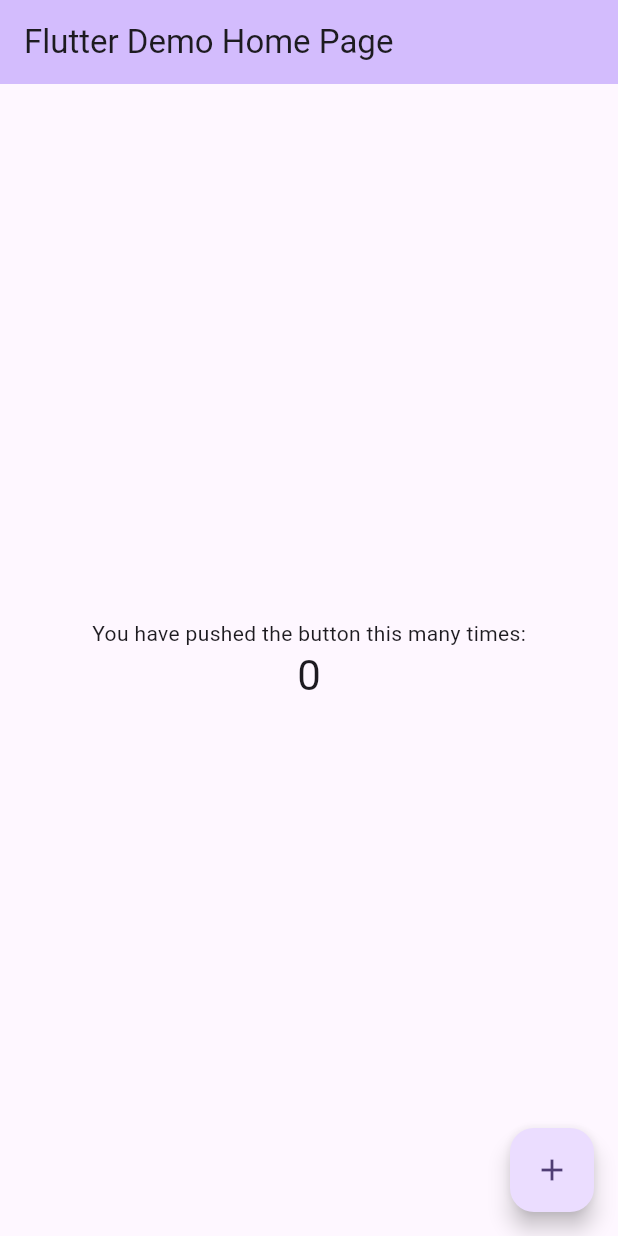
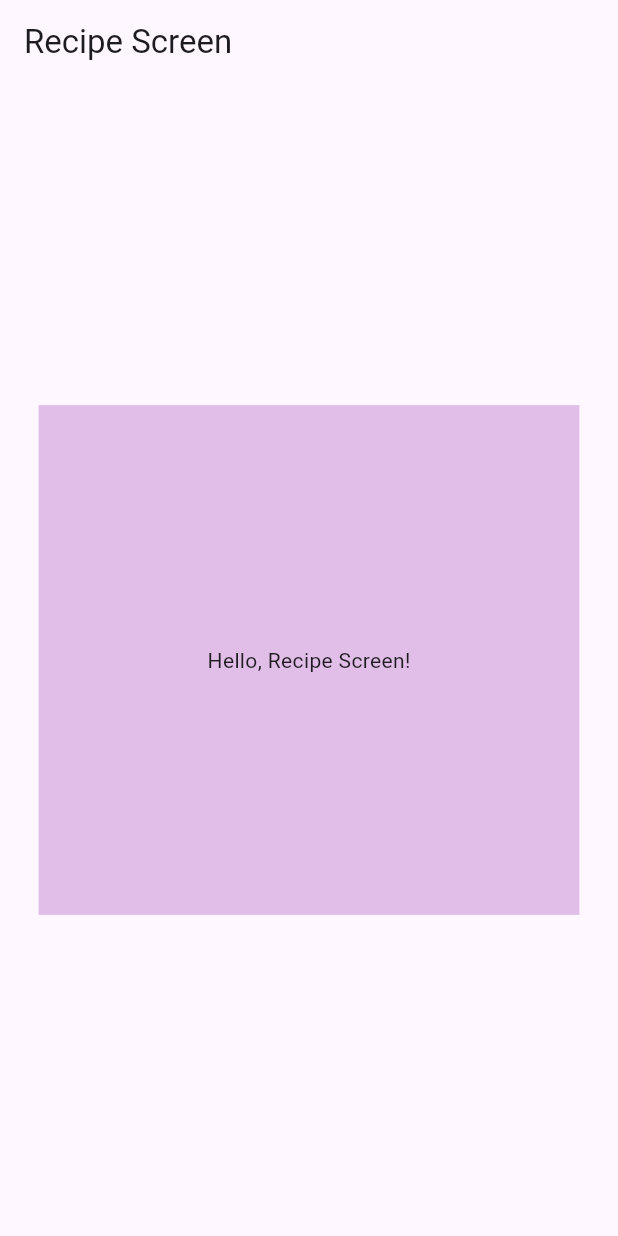
Before and after one commit to MosesTong07/dontwastefood, a Flutter app: the screen it shows after launch, on a phone screen of 412 x 824 dp. Run offline on Flutter 3.47's test engine with Material 3 defaults, Android fonts, the phone set to English and light mode, and no system bars.

Commit message:
Changed the structure so that when you open the app, it goes to recipe screen

```diff
--- a/lib/main.dart
+++ b/lib/main.dart
@@ -1,5 +1,6 @@
 import 'package:flutter/services.dart';
 import 'package:flutter/material.dart';
+import 'pages/recipe.dart';
 
 void main() {
    WidgetsFlutterBinding.ensureInitialized();
@@ -12,7 +13,6 @@
 
 }
 
-
 class MyApp extends StatelessWidget {
   const MyApp({super.key});
 
@@ -20,112 +20,126 @@
   @override
   Widget build(BuildContext context) {
     return MaterialApp(
-      title: 'Flutter Demo',
-      theme: ThemeData(
-        // This is the theme of your application.
-        //
-        // TRY THIS: Try running your application with "flutter run". You'll see
-        // the application has a purple toolbar. Then, without quitting the app,
-        // try changing the seedColor in the colorScheme below to Colors.green
-        // and then invoke "hot reload" (save your changes or press the "hot
-        // reload" button in a Flutter-supported IDE, or press "r" if you used
-        // the command line to start the app).
-        //
-        // Notice that the counter didn't reset back to zero; the application
-        // state is not lost during the reload. To reset the state, use hot
-        // restart instead.
-        //
-        // This works for code too, not just values: Most code changes can be
-        // tested with just a hot reload.
-        colorScheme: ColorScheme.fromSeed(seedColor: Colors.deepPurple),
-      ),
-      home: const MyHomePage(title: 'Flutter Demo Home Page'),
+      home: RecipeScreen() ,
     );
   }
 }
 
-class MyHomePage extends StatefulWidget {
-  const MyHomePage({super.key, required this.title});
 
-  // This widget is the home page of your application. It is stateful, meaning
-  // that it has a State object (defined below) that contains fields that affect
-  // how it looks.
 
-  // This class is the configuration for the state. It holds the values (in this
-  // case the title) provided by the parent (in this case the App widget) and
-  // used by the build method of the State. Fields in a Widget subclass are
-  // always marked "final".
+// class MyApp extends StatelessWidget {
+//   const MyApp({super.key});
 
-  final String title;
+//   // This widget is the root of your application.
+//   @override
+//   Widget build(BuildContext context) {
+//     return MaterialApp(
+//       title: 'Flutter Demo',
+//       theme: ThemeData(
+//         // This is the theme of your application.
+//         //
+//         // TRY THIS: Try running your application with "flutter run". You'll see
+//         // the application has a purple toolbar. Then, without quitting the app,
+//         // try changing the seedColor in the colorScheme below to Colors.green
+//         // and then invoke "hot reload" (save your changes or press the "hot
+//         // reload" button in a Flutter-supported IDE, or press "r" if you used
+//         // the command line to start the app).
+//         //
+//         // Notice that the counter didn't reset back to zero; the application
+//         // state is not lost during the reload. To reset the state, use hot
+//         // restart instead.
+//         //
+//         // This works for code too, not just values: Most code changes can be
+//         // tested with just a hot reload.
+//         colorScheme: ColorScheme.fromSeed(seedColor: Colors.deepPurple),
+//       ),
+//       home: const MyHomePage(title: 'Flutter Demo Home Page'),
+//     );
+//   }
+// }
 
-  @override
-  State<MyHomePage> createState() => _MyHomePageState();
-}
+// class MyHomePage extends StatefulWidget {
+//   const MyHomePage({super.key, required this.title});
 
-class _MyHomePageState extends State<MyHomePage> {
-  int _counter = 0;
+//   // This widget is the home page of your application. It is stateful, meaning
+//   // that it has a State object (defined below) that contains fields that affect
+//   // how it looks.
 
-  void _incrementCounter() {
-    setState(() {
-      // This call to setState tells the Flutter framework that something has
-      // changed in this State, which causes it to rerun the build method below
-      // so that the display can reflect the updated values. If we changed
-      // _counter without calling setState(), then the build method would not be
-      // called again, and so nothing would appear to happen.
-      _counter++;
-    });
-  }
+//   // This class is the configuration for the state. It holds the values (in this
+//   // case the title) provided by the parent (in this case the App widget) and
+//   // used by the build method of the State. Fields in a Widget subclass are
+//   // always marked "final".
 
-  @override
-  Widget build(BuildContext context) {
-    // This method is rerun every time setState is called, for instance as done
-    // by the _incrementCounter method above.
-    //
-    // The Flutter framework has been optimized to make rerunning build methods
-    // fast, so that you can just rebuild anything that needs updating rather
-    // than having to individually change instances of widgets.
-    return Scaffold(
-      appBar: AppBar(
-        // TRY THIS: Try changing the color here to a specific color (to
-        // Colors.amber, perhaps?) and trigger a hot reload to see the AppBar
-        // change color while the other colors stay the same.
-        backgroundColor: Theme.of(context).colorScheme.inversePrimary,
-        // Here we take the value from the MyHomePage object that was created by
-        // the App.build method, and use it to set our appbar title.
-        title: Text(widget.title),
-      ),
-      body: Center(
-        // Center is a layout widget. It takes a single child and positions it
-        // in the middle of the parent.
-        child: Column(
-          // Column is also a layout widget. It takes a list of children and
-          // arranges them vertically. By default, it sizes itself to fit its
-          // children horizontally, and tries to be as tall as its parent.
-          //
-          // Column has various properties to control how it sizes itself and
-          // how it positions its children. Here we use mainAxisAlignment to
-          // center the children vertically; the main axis here is the vertical
-          // axis because Columns are vertical (the cross axis would be
-          // horizontal).
-          //
-          // TRY THIS: Invoke "debug painting" (choose the "Toggle Debug Paint"
-          // action in the IDE, or press "p" in the console), to see the
-          // wireframe for each widget.
-          mainAxisAlignment: MainAxisAlignment.center,
-          children: <Widget>[
-            const Text('You have pushed the button this many times:'),
-            Text(
-              '$_counter',
-              style: Theme.of(context).textTheme.headlineMedium,
-            ),
-          ],
-        ),
-      ),
-      floatingActionButton: FloatingActionButton(
-        onPressed: _incrementCounter,
-        tooltip: 'Increment',
-        child: const Icon(Icons.add),
-      ), // This trailing comma makes auto-formatting nicer for build methods.
-    );
-  }
-}
+//   final String title;
+
+//   @override
+//   State<MyHomePage> createState() => _MyHomePageState();
+// }
+
+// class _MyHomePageState extends State<MyHomePage> {
+//   int _counter = 0;
+
+//   void _incrementCounter() {
+//     setState(() {
+//       // This call to setState tells the Flutter framework that something has
+//       // changed in this State, which causes it to rerun the build method below
+//       // so that the display can reflect the updated values. If we changed
+//       // _counter without calling setState(), then the build method would not be
+//       // called again, and so nothing would appear to happen.
+//       _counter++;
+//     });
+//   }
+
+//   @override
+//   Widget build(BuildContext context) {
+//     // This method is rerun every time setState is called, for instance as done
+//     // by the _incrementCounter method above.
+//     //
+//     // The Flutter framework has been optimized to make rerunning build methods
+//     // fast, so that you can just rebuild anything that needs updating rather
+//     // than having to individually change instances of widgets.
+//     return Scaffold(
+//       appBar: AppBar(
+//         // TRY THIS: Try changing the color here to a specific color (to
+//         // Colors.amber, perhaps?) and trigger a hot reload to see the AppBar
+//         // change color while the other colors stay the same.
+//         backgroundColor: Theme.of(context).colorScheme.inversePrimary,
+//         // Here we take the value from the MyHomePage object that was created by
+//         // the App.build method, and use it to set our appbar title.
+//         title: Text(widget.title),
+//       ),
+//       body: Center(
+//         // Center is a layout widget. It takes a single child and positions it
+//         // in the middle of the parent.
+//         child: Column(
+//           // Column is also a layout widget. It takes a list of children and
+//           // arranges them vertically. By default, it sizes itself to fit its
+//           // children horizontally, and tries to be as tall as its parent.
+//           //
+//           // Column has various properties to control how it sizes itself and
+//           // how it positions its children. Here we use mainAxisAlignment to
+//           // center the children vertically; the main axis here is the vertical
+//           // axis because Columns are vertical (the cross axis would be
+//           // horizontal).
+//           //
+//           // TRY THIS: Invoke "debug painting" (choose the "Toggle Debug Paint"
+//           // action in the IDE, or press "p" in the console), to see the
+//           // wireframe for each widget.
+//           mainAxisAlignment: MainAxisAlignment.center,
+//           children: <Widget>[
+//             const Text('You have pushed the button this many times:'),
+//             Text(
+//               '$_counter',
+//               style: Theme.of(context).textTheme.headlineMedium,
+//             ),
+//           ],
+//         ),
+//       ),
+//       floatingActionButton: FloatingActionButton(
+//         onPressed: _incrementCounter,
+//         tooltip: 'Increment',
+//         child: const Icon(Icons.add),
+//       ), // This trailing comma makes auto-formatting nicer for build methods.
+//     );
+//   }
+// }
--- a/lib/pages/recipe.dart
+++ b/lib/pages/recipe.dart
@@ -0,0 +1,33 @@
+import 'package:flutter/material.dart';
+
+class RecipeScreen extends StatefulWidget {
+  const RecipeScreen({super.key});
+
+  @override
+  State<RecipeScreen> createState() => _RecipeScreenState();
+}
+
+class _RecipeScreenState extends State<RecipeScreen> {
+  @override
+  Widget build(BuildContext context) {
+    final size = MediaQuery.of(context).size;
+    double desiredWidth = size.width * 0.875;
+    double headerHeight = size.height * 0.4125;
+
+    return Scaffold(
+      appBar: AppBar(
+        title: const Text('Recipe Screen'),
+      ),
+      body: Center(
+        child: Container(
+          width: desiredWidth,
+          height: headerHeight,
+          color: Colors.purple[100],
+          child: const Center(
+            child: Text('Hello, Recipe Screen!'),
+          ),
+        ),
+      ),
+    );
+  }
+}
```
